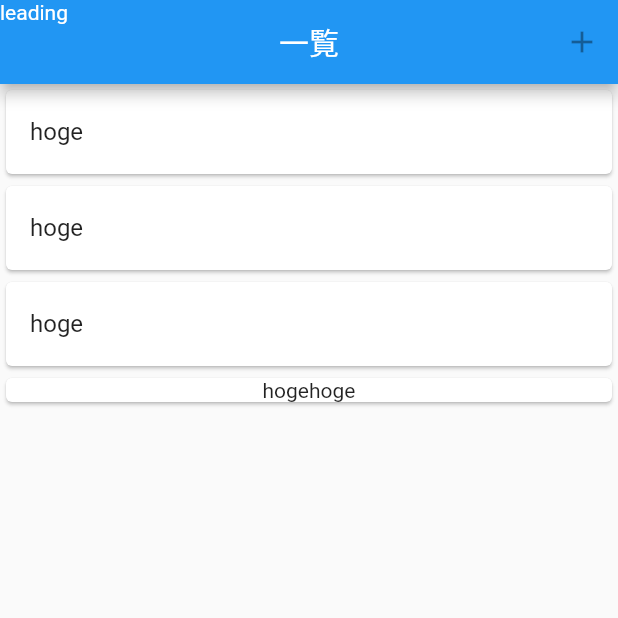
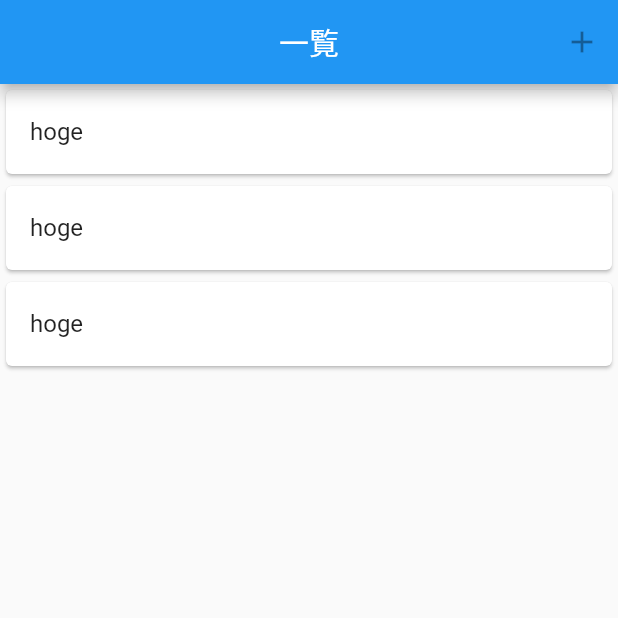
Before and after one commit to tkymr827/flutter_todolist, a Flutter app: the screen it shows after launch, on a phone screen of 412 x 824 dp, the top half of it. Run offline on Flutter 3.47's test engine with Material 2 defaults, Android fonts, the phone set to English and light mode, and no system bars.

Commit message:
fix:不要個所削除

```diff
--- a/lib/main.dart
+++ b/lib/main.dart
@@ -10,7 +10,6 @@ class Myapp extends StatelessWidget {
         home: Scaffold(
           appBar: AppBar(
             title: Text("一覧"),
-            leading: Text("leading"),
             actions: [IconButton(icon: Icon(Icons.add))],
             centerTitle: true,
           ),
@@ -19,9 +18,6 @@ class Myapp extends StatelessWidget {
               Card(child: ListTile(title: Text("hoge"))),
               Card(child: ListTile(title: Text("hoge"))),
               Card(child: ListTile(title: Text("hoge"))),
-              Card(
-                child: Center(child: Text("hogehoge")),
-              )
             ],
           ),
         ));
```
